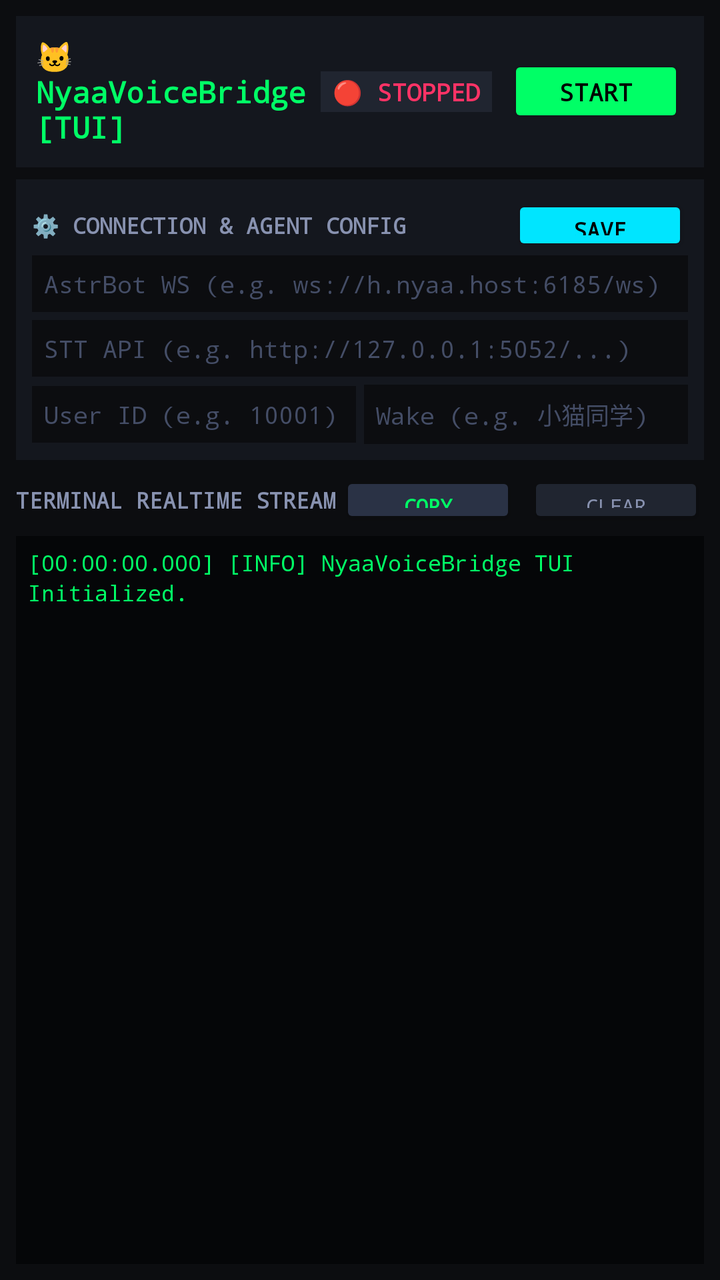
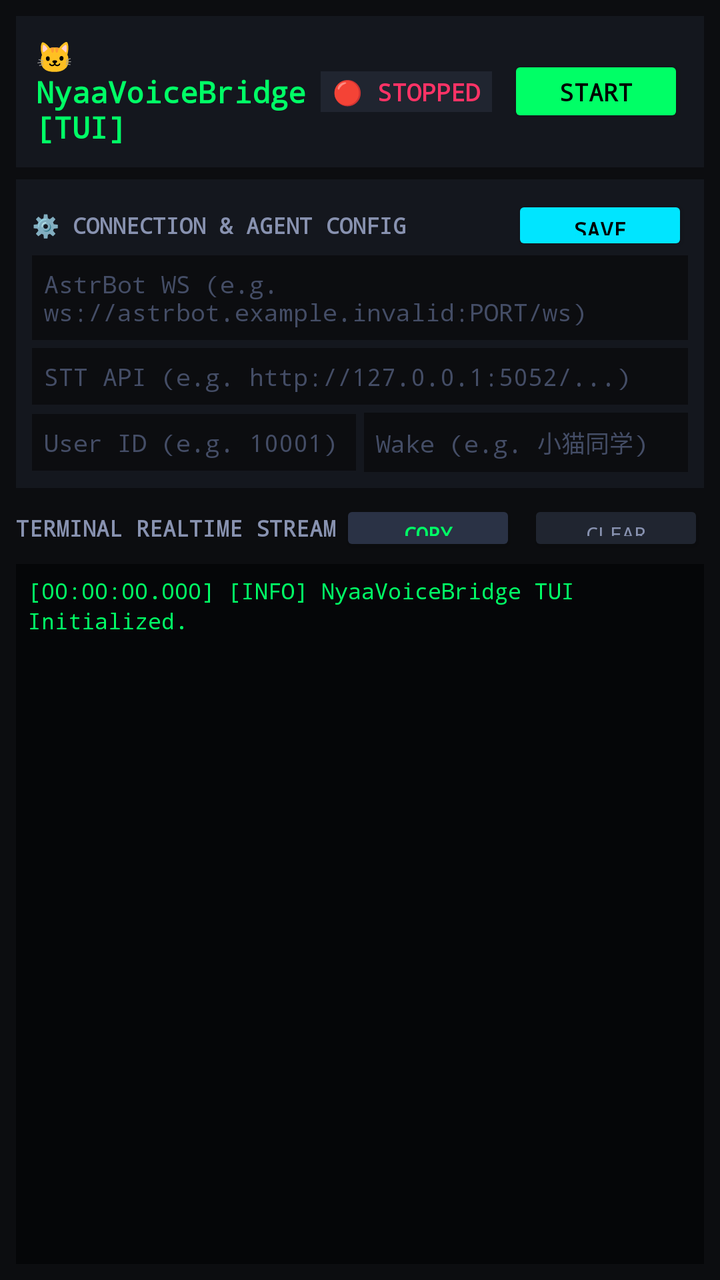

Screens rendered from an Android XML layout before and after an edit, with the pre-edit source and the edit as a unified diff.
<!-- AndroidManifest.xml: application theme Theme.NyaaVoiceBridge.Tui -->
<!-- res/layout/activity_main.xml -->
<?xml version="1.0" encoding="utf-8"?>
<LinearLayout xmlns:android="http://schemas.android.com/apk/res/android"
    android:layout_width="match_parent"
    android:layout_height="match_parent"
    android:background="#0C0D10"
    android:orientation="vertical"
    android:padding="8dp">

    
    <LinearLayout
        android:layout_width="match_parent"
        android:layout_height="wrap_content"
        android:background="#14171E"
        android:gravity="center_vertical"
        android:orientation="horizontal"
        android:padding="10dp">

        <TextView
            android:id="@+id/tv_title"
            android:layout_width="0dp"
            android:layout_height="wrap_content"
            android:layout_weight="1"
            android:fontFamily="monospace"
            android:text="🐱 NyaaVoiceBridge [TUI]"
            android:textColor="#00FF66"
            android:textSize="15sp"
            android:textStyle="bold" />

        <TextView
            android:id="@+id/tv_status_badge"
            android:layout_width="wrap_content"
            android:layout_height="wrap_content"
            android:layout_marginEnd="8dp"
            android:background="#202530"
            android:fontFamily="monospace"
            android:paddingHorizontal="6dp"
            android:paddingVertical="2dp"
            android:text="🔴 STOPPED"
            android:textColor="#FF3366"
            android:textSize="12sp"
            android:textStyle="bold" />

        <Button
            android:id="@+id/btn_toggle_service"
            android:layout_width="wrap_content"
            android:layout_height="36dp"
            android:backgroundTint="#00FF66"
            android:fontFamily="monospace"
            android:insetTop="0dp"
            android:insetBottom="0dp"
            android:text="START"
            android:textColor="#000000"
            android:textSize="12sp"
            android:textStyle="bold" />
    </LinearLayout>

    
    <LinearLayout
        android:id="@+id/panel_config"
        android:layout_width="match_parent"
        android:layout_height="wrap_content"
        android:layout_marginTop="6dp"
        android:background="#14171E"
        android:orientation="vertical"
        android:padding="8dp">

        <LinearLayout
            android:layout_width="match_parent"
            android:layout_height="wrap_content"
            android:gravity="center_vertical"
            android:orientation="horizontal">

            <TextView
                android:layout_width="0dp"
                android:layout_height="wrap_content"
                android:layout_weight="1"
                android:fontFamily="monospace"
                android:text="⚙️ CONNECTION &amp; AGENT CONFIG"
                android:textColor="#8892B0"
                android:textSize="11sp"
                android:textStyle="bold" />

            <Button
                android:id="@+id/btn_save_config"
                android:layout_width="wrap_content"
                android:layout_height="30dp"
                android:backgroundTint="#00E5FF"
                android:fontFamily="monospace"
                android:insetTop="0dp"
                android:insetBottom="0dp"
                android:text="SAVE"
                android:textColor="#000000"
                android:textSize="11sp"
                android:textStyle="bold" />
        </LinearLayout>

        
        <EditText
            android:id="@+id/et_astrbot_ws"
            android:layout_width="match_parent"
            android:layout_height="wrap_content"
            android:background="#0C0D10"
            android:fontFamily="monospace"
            android:hint="AstrBot WS (e.g. ws://h.nyaa.host:6185/ws)"
            android:padding="6dp"
            android:textColor="#FFFFFF"
            android:textColorHint="#444D66"
            android:textSize="12sp" />

        
        <EditText
            android:id="@+id/et_stt_api"
            android:layout_width="match_parent"
            android:layout_height="wrap_content"
            android:layout_marginTop="4dp"
            android:background="#0C0D10"
            android:fontFamily="monospace"
            android:hint="STT API (e.g. http://127.0.0.1:5052/...)"
            android:padding="6dp"
            android:textColor="#FFFFFF"
            android:textColorHint="#444D66"
            android:textSize="12sp" />

        
        <LinearLayout
            android:layout_width="match_parent"
            android:layout_height="wrap_content"
            android:layout_marginTop="4dp"
            android:orientation="horizontal">

            <EditText
                android:id="@+id/et_user_id"
                android:layout_width="0dp"
                android:layout_height="wrap_content"
                android:layout_weight="1"
                android:background="#0C0D10"
                android:fontFamily="monospace"
                android:hint="User ID (e.g. 10001)"
                android:inputType="number"
                android:padding="6dp"
                android:textColor="#FFFFFF"
                android:textColorHint="#444D66"
                android:textSize="12sp" />

            <EditText
                android:id="@+id/et_wake_word"
                android:layout_width="0dp"
                android:layout_height="wrap_content"
                android:layout_marginStart="4dp"
                android:layout_weight="1"
                android:background="#0C0D10"
                android:fontFamily="monospace"
                android:hint="Wake (e.g. 小猫同学)"
                android:padding="6dp"
                android:textColor="#FFFFFF"
                android:textColorHint="#444D66"
                android:textSize="12sp" />
        </LinearLayout>
    </LinearLayout>

    
    <LinearLayout
        android:layout_width="match_parent"
        android:layout_height="wrap_content"
        android:layout_marginTop="6dp"
        android:gravity="center_vertical"
        android:orientation="horizontal">

        <TextView
            android:layout_width="0dp"
            android:layout_height="wrap_content"
            android:layout_weight="1"
            android:fontFamily="monospace"
            android:text="TERMINAL REALTIME STREAM"
            android:textColor="#8892B0"
            android:textSize="11sp"
            android:textStyle="bold" />

        <Button
            android:id="@+id/btn_copy_log"
            android:layout_width="wrap_content"
            android:layout_height="28dp"
            android:layout_marginEnd="6dp"
            android:backgroundTint="#2A3245"
            android:fontFamily="monospace"
            android:insetTop="0dp"
            android:insetBottom="0dp"
            android:text="COPY"
            android:textColor="#00FF66"
            android:textSize="10sp"
            android:textStyle="bold" />

        <Button
            android:id="@+id/btn_clear_log"
            android:layout_width="wrap_content"
            android:layout_height="28dp"
            android:backgroundTint="#202530"
            android:fontFamily="monospace"
            android:insetTop="0dp"
            android:insetBottom="0dp"
            android:text="CLEAR"
            android:textColor="#8892B0"
            android:textSize="10sp" />
    </LinearLayout>

    
    <ScrollView
        android:id="@+id/scroll_terminal"
        android:layout_width="match_parent"
        android:layout_height="0dp"
        android:layout_marginTop="4dp"
        android:layout_weight="1"
        android:background="#050608"
        android:fillViewport="true"
        android:padding="6dp">

        <TextView
            android:id="@+id/tv_terminal_output"
            android:layout_width="match_parent"
            android:layout_height="wrap_content"
            android:fontFamily="monospace"
            android:lineSpacingExtra="2dp"
            android:text="[00:00:00.000] [INFO] NyaaVoiceBridge TUI Initialized.\n"
            android:textColor="#00FF66"
            android:textSize="11sp" />
    </ScrollView>

</LinearLayout>
<!-- resources referenced by this layout -->
<resources>
  <style name="Theme.NyaaVoiceBridge.Tui" parent="Theme.MaterialComponents.NoActionBar">
          
          <item name="android:windowBackground">#0C0D10</item>
          <item name="android:statusBarColor">#000000</item>
          <item name="android:navigationBarColor">#000000</item>
          <item name="colorPrimary">#00FF66</item>
          <item name="colorSecondary">#00E5FF</item>
          <item name="colorSurface">#14171E</item>
      </style>
</resources>

<!-- the commit's change to res/layout/activity_main.xml (unified diff, before → after) -->
@@ -101,7 +101,7 @@
             android:layout_height="wrap_content"
             android:background="#0C0D10"
             android:fontFamily="monospace"
-            android:hint="AstrBot WS (e.g. ws://h.nyaa.host:6185/ws)"
+            android:hint="AstrBot WS (e.g. ws://astrbot.example.invalid:PORT/ws)"
             android:padding="6dp"
             android:textColor="#FFFFFF"
             android:textColorHint="#444D66"
